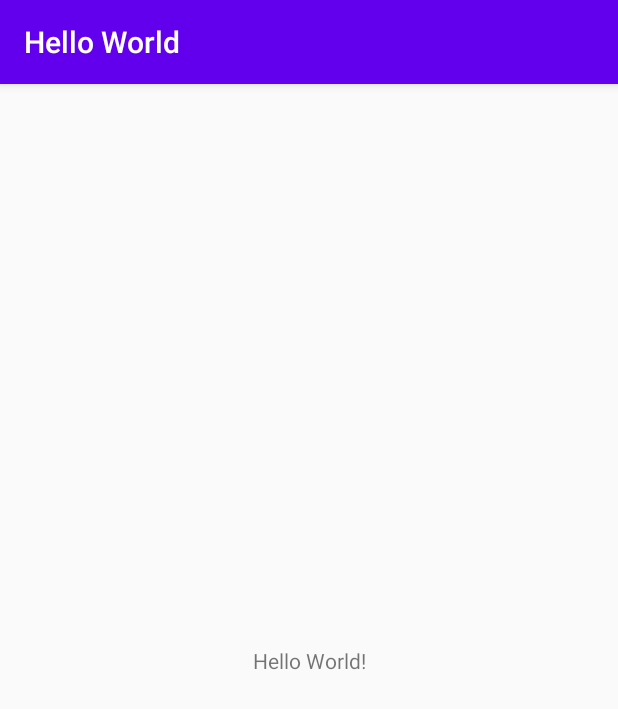
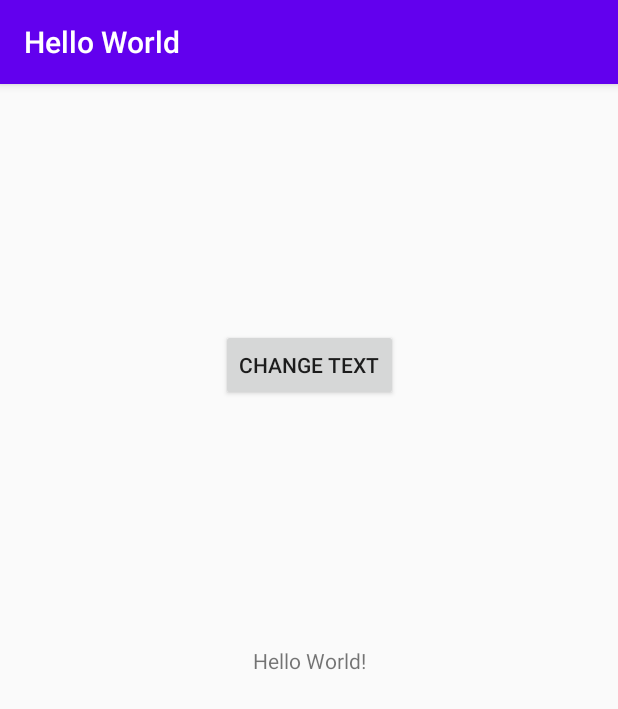
Before and after one commit to TomasKondrotas/HelloWorld2, an Android app: the screen it shows after launch (MainActivity), on a phone screen of 412 x 824 dp. Shown: the top 709 px of the screen. Run offline under Robolectric (Android 15) with nearby library versions, the phone set to English and light mode, and no system bars.

Commit message:
Added TextChangeButton

```diff
--- a/app/src/main/java/com/example/helloworld/MainActivity.java
+++ b/app/src/main/java/com/example/helloworld/MainActivity.java
@@ -3,12 +3,22 @@ package com.example.helloworld;
 import androidx.appcompat.app.AppCompatActivity;
 
 import android.os.Bundle;
+import android.view.View;
+import android.widget.TextView;
 
 public class MainActivity extends AppCompatActivity {
+
+    TextView TvMain;
 
     @Override
     protected void onCreate(Bundle savedInstanceState) {
         super.onCreate(savedInstanceState);
         setContentView(R.layout.activity_main);
+
+        this.TvMain = findViewById(R.id.TvMain);
+    }
+
+    public void ChangeText(View view) {
+        this.TvMain.setText("Text Was Changed");
     }
 }
--- a/app/src/main/res/layout/activity_main.xml
+++ b/app/src/main/res/layout/activity_main.xml
@@ -7,6 +7,7 @@
     tools:context=".MainActivity">
 
     <TextView
+        android:id="@+id/TvMain"
         android:layout_width="wrap_content"
         android:layout_height="wrap_content"
         android:text="Hello World!"
@@ -15,4 +16,15 @@
         app:layout_constraintRight_toRightOf="parent"
         app:layout_constraintTop_toTopOf="parent" />
 
+    <Button
+        android:id="@+id/BtnChangeText"
+        android:layout_width="wrap_content"
+        android:layout_height="wrap_content"
+        android:text="Change Text"
+        android:onClick="ChangeText"
+        app:layout_constraintBottom_toTopOf="@+id/TvMain"
+        app:layout_constraintEnd_toEndOf="parent"
+        app:layout_constraintStart_toStartOf="parent"
+        app:layout_constraintTop_toTopOf="parent" />
+
 </androidx.constraintlayout.widget.ConstraintLayout>
```
